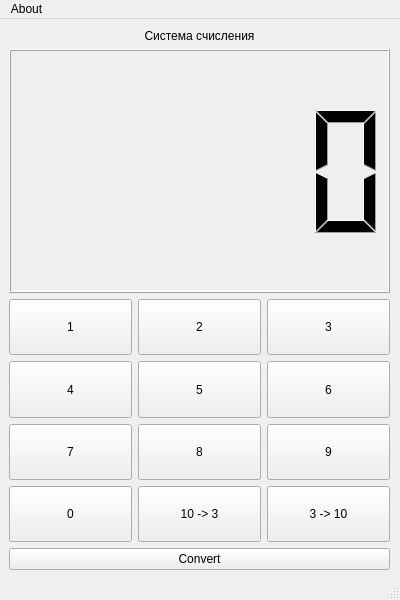
jur4ikoff/BMSTU-2SEM-Python, file Python/1 lab/calc.ui: the form before one commit.
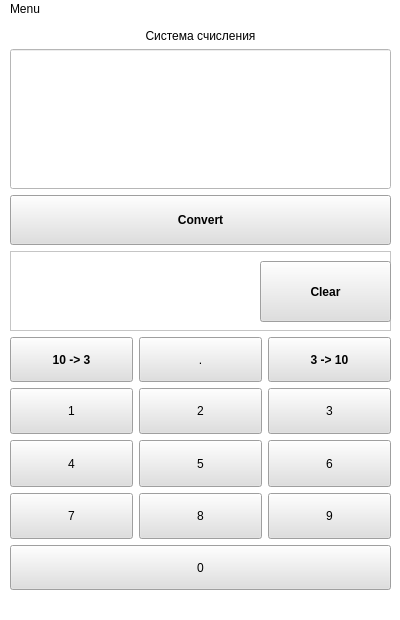
The form after the commit.

Patch:
```diff
--- a/Python/1 lab/calc.ui
+++ b/Python/1 lab/calc.ui
@@ -7,7 +7,7 @@
     <x>0</x>
     <y>0</y>
     <width>400</width>
-    <height>600</height>
+    <height>620</height>
    </rect>
   </property>
   <property name="sizePolicy">
@@ -19,14 +19,21 @@
   <property name="windowTitle">
    <string>MainWindow</string>
   </property>
+  <property name="styleSheet">
+   <string notr="true">background: #FFFFFF
+</string>
+  </property>
   <widget class="QWidget" name="centralwidget">
+   <property name="styleSheet">
+    <string notr="true">background: #FFFFFF;</string>
+   </property>
    <widget class="QWidget" name="verticalLayoutWidget">
     <property name="geometry">
      <rect>
-      <x>9</x>
+      <x>10</x>
       <y>10</y>
       <width>381</width>
-      <height>541</height>
+      <height>561</height>
      </rect>
     </property>
     <layout class="QVBoxLayout" name="verticalLayout">
@@ -47,185 +54,392 @@
       </widget>
      </item>
      <item>
-      <widget class="QLCDNumber" name="lcdNumber">
+      <widget class="QLineEdit" name="Monitor">
+       <property name="minimumSize">
+        <size>
+         <width>0</width>
+         <height>140</height>
+        </size>
+       </property>
+       <property name="font">
+        <font>
+         <family>Segoe UI</family>
+         <pointsize>25</pointsize>
+        </font>
+       </property>
+       <property name="layoutDirection">
+        <enum>Qt::LeftToRight</enum>
+       </property>
+       <property name="autoFillBackground">
+        <bool>false</bool>
+       </property>
+       <property name="alignment">
+        <set>Qt::AlignRight|Qt::AlignTrailing|Qt::AlignVCenter</set>
+       </property>
+      </widget>
+     </item>
+     <item>
+      <widget class="QPushButton" name="Convert">
        <property name="sizePolicy">
-        <sizepolicy hsizetype="Preferred" vsizetype="Preferred">
+        <sizepolicy hsizetype="Preferred" vsizetype="Fixed">
+         <horstretch>50</horstretch>
+         <verstretch>50</verstretch>
+        </sizepolicy>
+       </property>
+       <property name="minimumSize">
+        <size>
+         <width>0</width>
+         <height>50</height>
+        </size>
+       </property>
+       <property name="font">
+        <font>
+         <bold>true</bold>
+        </font>
+       </property>
+       <property name="styleSheet">
+        <string notr="true">box-shadow: 0 4px 20px 0 rgba(0, 0, 0, 0.1);
+background: #dfdfdf;</string>
+       </property>
+       <property name="text">
+        <string>Convert</string>
+       </property>
+      </widget>
+     </item>
+     <item>
+      <widget class="QFrame" name="frame">
+       <property name="sizePolicy">
+        <sizepolicy hsizetype="Preferred" vsizetype="Fixed">
          <horstretch>0</horstretch>
          <verstretch>0</verstretch>
         </sizepolicy>
        </property>
+       <property name="minimumSize">
+        <size>
+         <width>0</width>
+         <height>80</height>
+        </size>
+       </property>
+       <property name="frameShape">
+        <enum>QFrame::StyledPanel</enum>
+       </property>
+       <property name="frameShadow">
+        <enum>QFrame::Raised</enum>
+       </property>
+       <widget class="QLabel" name="Status2">
+        <property name="geometry">
+         <rect>
+          <x>10</x>
+          <y>30</y>
+          <width>221</width>
+          <height>31</height>
+         </rect>
+        </property>
+        <property name="styleSheet">
+         <string notr="true">color: red</string>
+        </property>
+        <property name="text">
+         <string/>
+        </property>
+        <property name="alignment">
+         <set>Qt::AlignCenter</set>
+        </property>
+       </widget>
+       <widget class="QPushButton" name="ClearButton">
+        <property name="geometry">
+         <rect>
+          <x>250</x>
+          <y>10</y>
+          <width>131</width>
+          <height>61</height>
+         </rect>
+        </property>
+        <property name="sizePolicy">
+         <sizepolicy hsizetype="Preferred" vsizetype="Fixed">
+          <horstretch>50</horstretch>
+          <verstretch>50</verstretch>
+         </sizepolicy>
+        </property>
+        <property name="minimumSize">
+         <size>
+          <width>0</width>
+          <height>50</height>
+         </size>
+        </property>
+        <property name="font">
+         <font>
+          <bold>true</bold>
+         </font>
+        </property>
+        <property name="styleSheet">
+         <string notr="true">box-shadow: 0 4px 20px 0 rgba(0, 0, 0, 0.1);
+background: #dfdfdf;</string>
+        </property>
+        <property name="text">
+         <string>Clear</string>
+        </property>
+       </widget>
       </widget>
      </item>
      <item>
       <layout class="QGridLayout" name="gridLayout">
-       <item row="0" column="2">
-        <widget class="QPushButton" name="pushButton_5">
+       <item row="1" column="0">
+        <widget class="QPushButton" name="Button1">
          <property name="sizePolicy">
           <sizepolicy hsizetype="Preferred" vsizetype="Preferred">
            <horstretch>0</horstretch>
            <verstretch>0</verstretch>
           </sizepolicy>
          </property>
-         <property name="text">
-          <string>3</string>
-         </property>
-        </widget>
-       </item>
-       <item row="0" column="0">
-        <widget class="QPushButton" name="pushButton">
-         <property name="sizePolicy">
-          <sizepolicy hsizetype="Preferred" vsizetype="Preferred">
-           <horstretch>0</horstretch>
-           <verstretch>0</verstretch>
-          </sizepolicy>
+         <property name="styleSheet">
+          <string notr="true">box-shadow: 0 4px 20px 0 rgba(0, 0, 0, 0.1);
+background: #dfdfdf;</string>
          </property>
          <property name="text">
           <string>1</string>
          </property>
         </widget>
        </item>
-       <item row="2" column="2">
-        <widget class="QPushButton" name="pushButton_9">
+       <item row="3" column="2">
+        <widget class="QPushButton" name="Button9">
          <property name="sizePolicy">
           <sizepolicy hsizetype="Preferred" vsizetype="Preferred">
            <horstretch>0</horstretch>
            <verstretch>0</verstretch>
           </sizepolicy>
          </property>
+         <property name="styleSheet">
+          <string notr="true">box-shadow: 0 4px 20px 0 rgba(0, 0, 0, 0.1);
+background: #dfdfdf;</string>
+         </property>
          <property name="text">
           <string>9</string>
          </property>
         </widget>
        </item>
-       <item row="2" column="1">
-        <widget class="QPushButton" name="pushButton_7">
+       <item row="2" column="2">
+        <widget class="QPushButton" name="Button6">
          <property name="sizePolicy">
           <sizepolicy hsizetype="Preferred" vsizetype="Preferred">
            <horstretch>0</horstretch>
            <verstretch>0</verstretch>
           </sizepolicy>
          </property>
-         <property name="text">
-          <string>8</string>
-         </property>
-        </widget>
-       </item>
-       <item row="2" column="0">
-        <widget class="QPushButton" name="pushButton_3">
-         <property name="sizePolicy">
-          <sizepolicy hsizetype="Preferred" vsizetype="Preferred">
-           <horstretch>0</horstretch>
-           <verstretch>0</verstretch>
-          </sizepolicy>
-         </property>
-         <property name="text">
-          <string>7</string>
-         </property>
-        </widget>
-       </item>
-       <item row="1" column="2">
-        <widget class="QPushButton" name="pushButton_8">
-         <property name="sizePolicy">
-          <sizepolicy hsizetype="Preferred" vsizetype="Preferred">
-           <horstretch>0</horstretch>
-           <verstretch>0</verstretch>
-          </sizepolicy>
+         <property name="styleSheet">
+          <string notr="true">box-shadow: 0 4px 20px 0 rgba(0, 0, 0, 0.1);
+background: #dfdfdf;</string>
          </property>
          <property name="text">
           <string>6</string>
          </property>
         </widget>
        </item>
-       <item row="0" column="1">
-        <widget class="QPushButton" name="pushButton_4">
+       <item row="2" column="0">
+        <widget class="QPushButton" name="Button4">
          <property name="sizePolicy">
           <sizepolicy hsizetype="Preferred" vsizetype="Preferred">
            <horstretch>0</horstretch>
            <verstretch>0</verstretch>
           </sizepolicy>
          </property>
-         <property name="text">
-          <string>2</string>
-         </property>
-        </widget>
-       </item>
-       <item row="3" column="1">
-        <widget class="QPushButton" name="pushButton_11">
-         <property name="sizePolicy">
-          <sizepolicy hsizetype="Preferred" vsizetype="Preferred">
-           <horstretch>0</horstretch>
-           <verstretch>0</verstretch>
-          </sizepolicy>
-         </property>
-         <property name="text">
-          <string>10 -&gt; 3</string>
-         </property>
-        </widget>
-       </item>
-       <item row="3" column="0">
-        <widget class="QPushButton" name="pushButton_10">
-         <property name="sizePolicy">
-          <sizepolicy hsizetype="Preferred" vsizetype="Preferred">
-           <horstretch>0</horstretch>
-           <verstretch>0</verstretch>
-          </sizepolicy>
-         </property>
-         <property name="text">
-          <string>0</string>
-         </property>
-        </widget>
-       </item>
-       <item row="1" column="0">
-        <widget class="QPushButton" name="pushButton_2">
-         <property name="sizePolicy">
-          <sizepolicy hsizetype="Preferred" vsizetype="Preferred">
-           <horstretch>0</horstretch>
-           <verstretch>0</verstretch>
-          </sizepolicy>
+         <property name="styleSheet">
+          <string notr="true">box-shadow: 0 4px 20px 0 rgba(0, 0, 0, 0.1);
+background: #dfdfdf;</string>
          </property>
          <property name="text">
           <string>4</string>
          </property>
         </widget>
        </item>
-       <item row="1" column="1">
-        <widget class="QPushButton" name="pushButton_6">
+       <item row="2" column="1">
+        <widget class="QPushButton" name="Button5">
          <property name="sizePolicy">
           <sizepolicy hsizetype="Preferred" vsizetype="Preferred">
            <horstretch>0</horstretch>
            <verstretch>0</verstretch>
           </sizepolicy>
          </property>
+         <property name="styleSheet">
+          <string notr="true">box-shadow: 0 4px 20px 0 rgba(0, 0, 0, 0.1);
+background: #dfdfdf;</string>
+         </property>
          <property name="text">
           <string>5</string>
          </property>
         </widget>
        </item>
-       <item row="3" column="2">
-        <widget class="QPushButton" name="pushButton_12">
+       <item row="1" column="1">
+        <widget class="QPushButton" name="Button2">
          <property name="sizePolicy">
           <sizepolicy hsizetype="Preferred" vsizetype="Preferred">
            <horstretch>0</horstretch>
            <verstretch>0</verstretch>
           </sizepolicy>
+         </property>
+         <property name="styleSheet">
+          <string notr="true">box-shadow: 0 4px 20px 0 rgba(0, 0, 0, 0.1);
+background: #dfdfdf;</string>
+         </property>
+         <property name="text">
+          <string>2</string>
+         </property>
+        </widget>
+       </item>
+       <item row="3" column="0">
+        <widget class="QPushButton" name="Button7">
+         <property name="sizePolicy">
+          <sizepolicy hsizetype="Preferred" vsizetype="Preferred">
+           <horstretch>0</horstretch>
+           <verstretch>0</verstretch>
+          </sizepolicy>
+         </property>
+         <property name="styleSheet">
+          <string notr="true">box-shadow: 0 4px 20px 0 rgba(0, 0, 0, 0.1);
+background: #dfdfdf;</string>
+         </property>
+         <property name="text">
+          <string>7</string>
+         </property>
+        </widget>
+       </item>
+       <item row="3" column="1">
+        <widget class="QPushButton" name="Button8">
+         <property name="sizePolicy">
+          <sizepolicy hsizetype="Preferred" vsizetype="Preferred">
+           <horstretch>0</horstretch>
+           <verstretch>0</verstretch>
+          </sizepolicy>
+         </property>
+         <property name="styleSheet">
+          <string notr="true">box-shadow: 0 4px 20px 0 rgba(0, 0, 0, 0.1);
+background: #dfdfdf;</string>
+         </property>
+         <property name="text">
+          <string>8</string>
+         </property>
+        </widget>
+       </item>
+       <item row="1" column="2">
+        <widget class="QPushButton" name="Button3">
+         <property name="sizePolicy">
+          <sizepolicy hsizetype="Preferred" vsizetype="Preferred">
+           <horstretch>0</horstretch>
+           <verstretch>0</verstretch>
+          </sizepolicy>
+         </property>
+         <property name="styleSheet">
+          <string notr="true">box-shadow: 0 4px 20px 0 rgba(0, 0, 0, 0.1);
+background: #dfdfdf;</string>
+         </property>
+         <property name="text">
+          <string>3</string>
+         </property>
+        </widget>
+       </item>
+       <item row="0" column="2">
+        <widget class="QPushButton" name="Mode1">
+         <property name="sizePolicy">
+          <sizepolicy hsizetype="Minimum" vsizetype="Fixed">
+           <horstretch>0</horstretch>
+           <verstretch>0</verstretch>
+          </sizepolicy>
+         </property>
+         <property name="minimumSize">
+          <size>
+           <width>0</width>
+           <height>45</height>
+          </size>
+         </property>
+         <property name="font">
+          <font>
+           <bold>true</bold>
+          </font>
+         </property>
+         <property name="styleSheet">
+          <string notr="true">box-shadow: 0 4px 20px 0 rgba(0, 0, 0, 0.1);
+background: #dfdfdf;</string>
          </property>
          <property name="text">
           <string>3 -&gt; 10</string>
          </property>
         </widget>
        </item>
+       <item row="0" column="0">
+        <widget class="QPushButton" name="Mode0">
+         <property name="sizePolicy">
+          <sizepolicy hsizetype="Preferred" vsizetype="Fixed">
+           <horstretch>0</horstretch>
+           <verstretch>0</verstretch>
+          </sizepolicy>
+         </property>
+         <property name="minimumSize">
+          <size>
+           <width>0</width>
+           <height>45</height>
+          </size>
+         </property>
+         <property name="font">
+          <font>
+           <bold>true</bold>
+          </font>
+         </property>
+         <property name="styleSheet">
+          <string notr="true">box-shadow: 0 4px 20px 0 rgba(0, 0, 0, 0.1);
+background: #dfdfdf;</string>
+         </property>
+         <property name="text">
+          <string>10 -&gt; 3</string>
+         </property>
+        </widget>
+       </item>
+       <item row="0" column="1">
+        <widget class="QPushButton" name="PoundButton">
+         <property name="sizePolicy">
+          <sizepolicy hsizetype="Preferred" vsizetype="Fixed">
+           <horstretch>0</horstretch>
+           <verstretch>0</verstretch>
+          </sizepolicy>
+         </property>
+         <property name="minimumSize">
+          <size>
+           <width>0</width>
+           <height>45</height>
+          </size>
+         </property>
+         <property name="styleSheet">
+          <string notr="true">box-shadow: 0 4px 20px 0 rgba(0, 0, 0, 0.1);
+background: #dfdfdf;</string>
+         </property>
+         <property name="text">
+          <string>.</string>
+         </property>
+        </widget>
+       </item>
       </layout>
      </item>
      <item>
-      <widget class="QPushButton" name="pushButton_13">
+      <widget class="QPushButton" name="Button0">
+       <property name="enabled">
+        <bool>true</bool>
+       </property>
        <property name="sizePolicy">
         <sizepolicy hsizetype="Preferred" vsizetype="Fixed">
-         <horstretch>50</horstretch>
-         <verstretch>50</verstretch>
+         <horstretch>10</horstretch>
+         <verstretch>10</verstretch>
         </sizepolicy>
        </property>
+       <property name="minimumSize">
+        <size>
+         <width>0</width>
+         <height>45</height>
+        </size>
+       </property>
+       <property name="styleSheet">
+        <string notr="true">box-shadow: 0 4px 20px 0 rgba(0, 0, 0, 0.1);
+background: #dfdfdf;</string>
+       </property>
        <property name="text">
-        <string>Convert</string>
+        <string>0</string>
        </property>
       </widget>
      </item>
@@ -238,15 +452,15 @@
      <x>0</x>
      <y>0</y>
      <width>400</width>
-     <height>21</height>
+     <height>22</height>
     </rect>
    </property>
-   <widget class="QMenu" name="menuJ_fdnjht">
+   <widget class="QMenu" name="menu1">
     <property name="title">
-     <string>About</string>
+     <string>Menu</string>
     </property>
    </widget>
-   <addaction name="menuJ_fdnjht"/>
+   <addaction name="menu1"/>
   </widget>
   <widget class="QStatusBar" name="statusbar"/>
  </widget>
```
Left out of the diff: 14 changed lines with no effect on the pictures.
